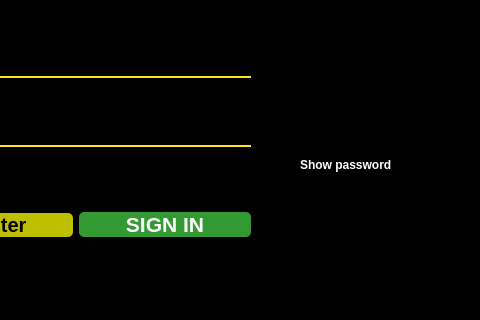
This is untitled/mainwindow.ui in MohamadKhavaran/M2-Massenger as Qt 5 draws it before an edit; both pictures show x 320 to 800 and y 195 to 515 of the 800 by 600 pixel window. The edited form follows.
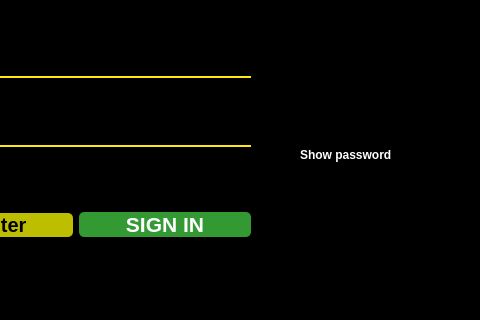
This is the edited form. Icons and pictures are not drawn.

What changed in the file:
```diff
--- a/untitled/mainwindow.ui
+++ b/untitled/mainwindow.ui
@@ -257,7 +257,7 @@
      <property name="geometry">
       <rect>
        <x>590</x>
-       <y>320</y>
+       <y>310</y>
        <width>160</width>
        <height>80</height>
       </rect>
```
